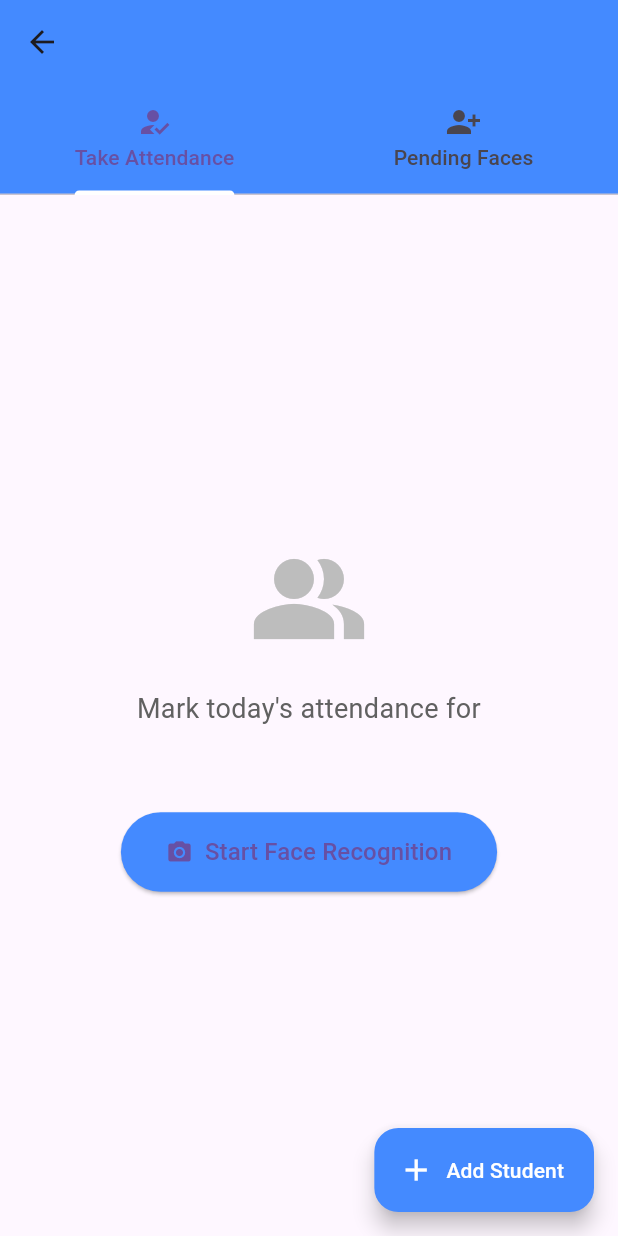
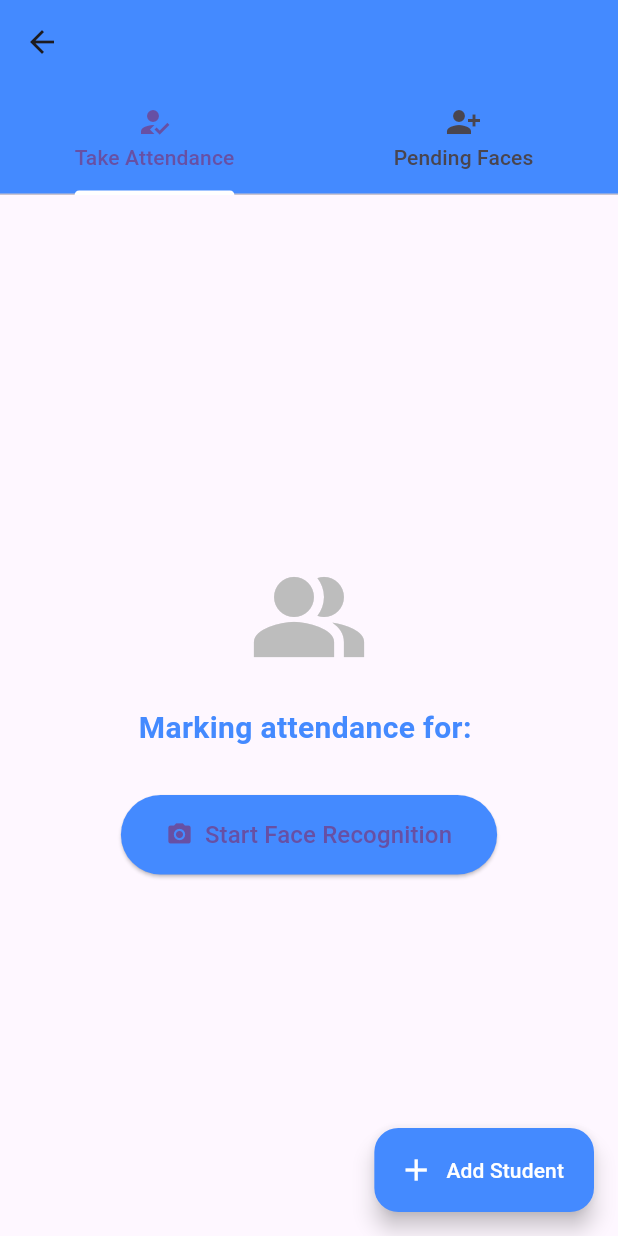
Before and after one commit to MustafaAhmed2614/Smart-Attendance-System-FYP, a Flutter app: the CourseAttendanceScreen screen opened directly with empty values, on a phone screen of 412 x 824 dp. Run offline on Flutter 3.47's test engine with Material 3 defaults, Android fonts, the phone set to English and light mode, and no system bars; our stand-ins replace image_picker; network calls fail.

Commit message:
update-teacher-dahsboard

```diff
--- a/mobile_app/lib/constants.dart
+++ b/mobile_app/lib/constants.dart
@@ -1,4 +1,4 @@
 class AppConfig {
   // Ab jab bhi IP badlay, sirf yahan aakar change karni hai!
-  static const String backendUrl = "http://192.168.1.16:8000";
+  static const String backendUrl = "http://192.168.0.209:8000";
 }
--- a/mobile_app/lib/screens/course_attendance_screen.dart
+++ b/mobile_app/lib/screens/course_attendance_screen.dart
@@ -423,6 +423,7 @@ class _CourseAttendanceScreenState extends State<CourseAttendanceScreen> {
         'POST',
         Uri.parse('$backendUrl/detect-attendance/'),
       );
+      request.fields['course_name'] = widget.courseName;
       request.files.add(await http.MultipartFile.fromPath('file', image.path));
 
       var response = await request.send();
@@ -567,9 +568,12 @@ class _CourseAttendanceScreenState extends State<CourseAttendanceScreen> {
                   Icon(Icons.people_alt, size: 80, color: Colors.grey[400]),
                   SizedBox(height: 20),
                   Text(
-                    "Mark today's attendance for\n${widget.courseName}",
-                    textAlign: TextAlign.center,
-                    style: TextStyle(fontSize: 18, color: Colors.grey[700]),
+                    "Marking attendance for: ${widget.courseName}",
+                    style: TextStyle(
+                      fontSize: 20,
+                      fontWeight: FontWeight.bold,
+                      color: Colors.blueAccent,
+                    ),
                   ),
                   SizedBox(height: 30),
                   ElevatedButton.icon(
```
Also changed, not shown: 2 other files.
